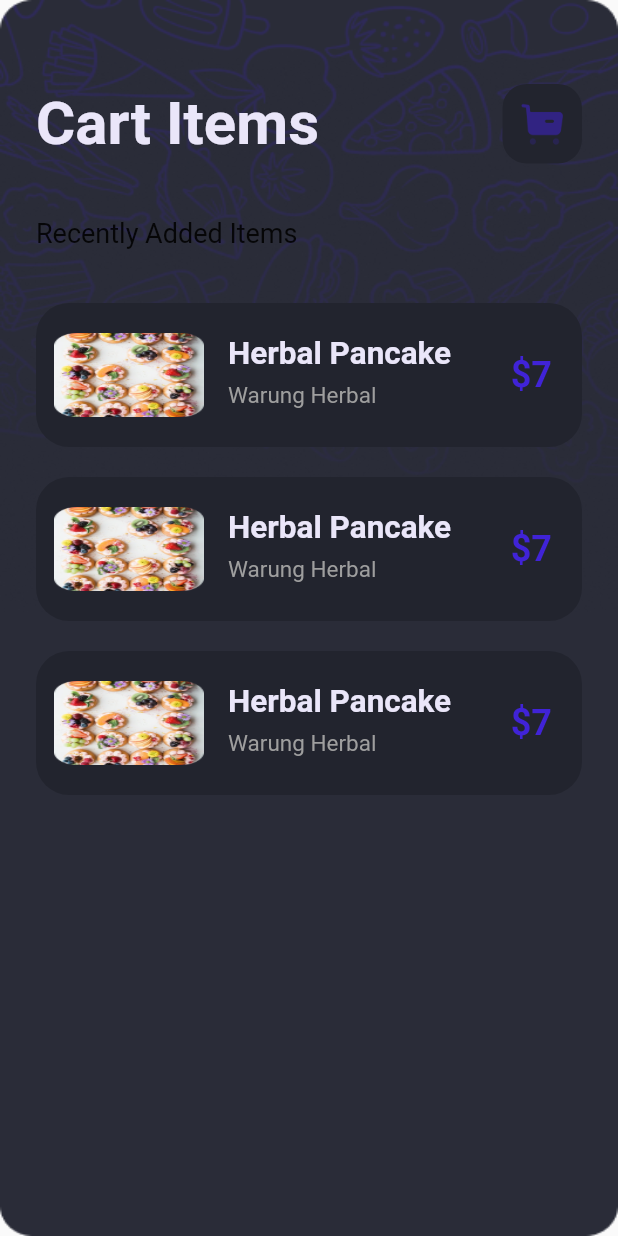
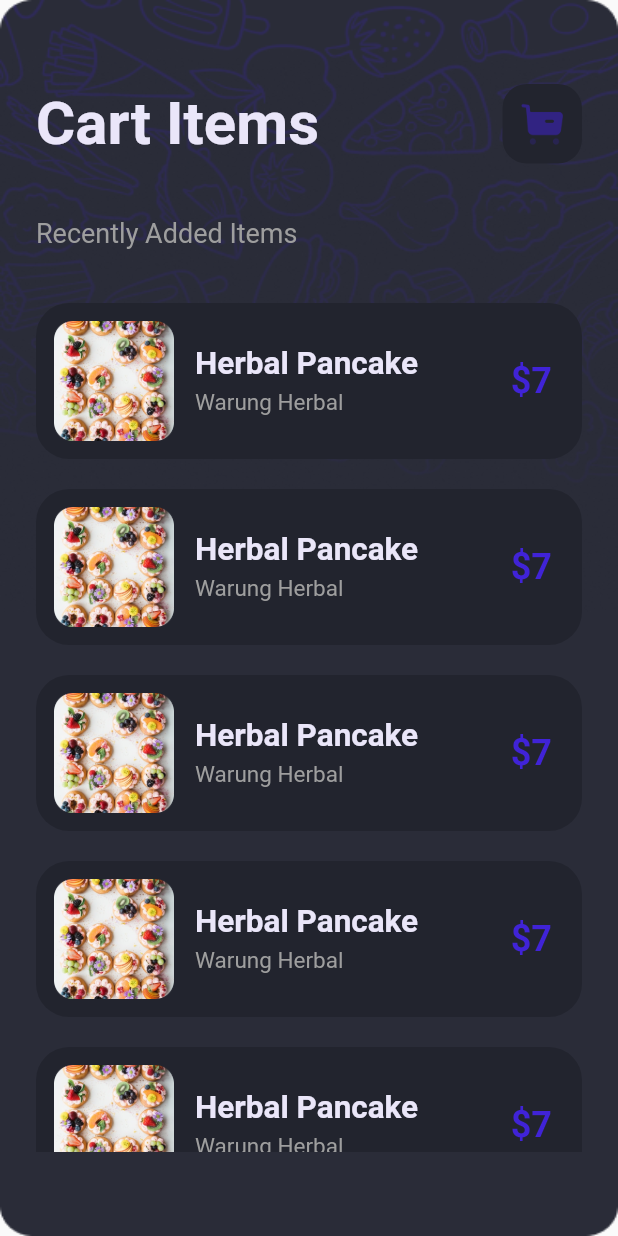
Before and after one commit to dev-ahmed-hatem/Food-Delivery, a Flutter app: the CartView screen opened directly, on a phone screen of 412 x 824 dp. Run offline on Flutter 3.47's test engine with Material 2 defaults, Android fonts, the phone set to English and light mode, and no system bars; Roboto replaces fonts that are missing (BentonSnas).

Commit message:
edited cart and added home

```diff
--- a/lib/views/cart_view.dart
+++ b/lib/views/cart_view.dart
@@ -18,17 +18,23 @@ class _CartViewState extends State<CartView> {
             image: DecorationImage(
                 image: AssetImage("assets/images/background.png"),
                 fit: BoxFit.fill)),
-        child: const Column(
+        child: Column(
           crossAxisAlignment: CrossAxisAlignment.start,
           children: [
-            CartBar(),
-            SizedBox(height: 36),
-            Text("Recently Added Items",
-                style: TextStyle(fontSize: 18, fontWeight: FontWeight.w400)),
-            SizedBox(height: 36),
-            CartItem(),
-            CartItem(),
-            CartItem(),
+            const CartBar(),
+            const SizedBox(height: 36),
+            const Text("Recently Added Items",
+                style: TextStyle(
+                    fontSize: 18,
+                    color: Colors.grey,
+                    fontWeight: FontWeight.w400)),
+            const SizedBox(height: 36),
+            Expanded(
+              child: ListView.builder(
+                  physics: const BouncingScrollPhysics(),
+                  itemCount: 13,
+                  itemBuilder: (context, index) => const CartItem()),
+            )
           ],
         ),
       ),
@@ -76,34 +82,48 @@ class CartItem extends StatelessWidget {
   Widget build(BuildContext context) {
     return Container(
         margin: const EdgeInsets.only(bottom: 20),
-      padding: const EdgeInsets.only(top: 12, bottom: 12, left: 12, right: 20),
+        padding:
+            const EdgeInsets.only(top: 12, bottom: 12, left: 12, right: 20),
         decoration: BoxDecoration(
           borderRadius: BorderRadius.circular(22),
           color: menuBarBackground,
         ),
-      child: ListTile(
-        contentPadding: EdgeInsets.zero,
-        leading: const SizedBox(
-          height: 100,
-          width: 100,
-          child: Image(
-              image: AssetImage("assets/images/Menu Photo.png"),
-              fit: BoxFit.fill),
+        child: Row(
+          children: [
+            Image.asset(
+              "assets/images/Menu Photo.png",
+              width: 80,
+              height: 80,
             ),
-        title: Container(
-          margin: const EdgeInsets.only(bottom: 6),
+            Expanded(
+                child: Padding(
+              padding:
+                  const EdgeInsets.symmetric(vertical: 6.0, horizontal: 14.0),
+              child: Column(
+                mainAxisAlignment: MainAxisAlignment.center,
+                crossAxisAlignment: CrossAxisAlignment.start,
+                children: [
+                  Container(
+                    margin: const EdgeInsets.only(bottom: 4),
                     child: const Text(
                       "Herbal Pancake",
                       style: TextStyle(
-                color: textColor, fontWeight: FontWeight.bold, fontSize: 21),
+                          color: textColor,
+                          fontWeight: FontWeight.bold,
+                          fontSize: 21),
                     ),
                   ),
-        subtitle: const Text("Warung Herbal",
-            style: TextStyle(color: Colors.grey, fontSize: 15)),
-        trailing: const Text("\$7",
+                  const Text("Warung Herbal",
+                      style: TextStyle(color: Colors.grey, fontSize: 15))
+                ],
+              ),
+            )),
+            const Text("\$7",
                 style: TextStyle(
-                color: themeColor, fontSize: 24, fontWeight: FontWeight.bold)),
-      ),
-    );
+                    color: themeColor,
+                    fontSize: 24,
+                    fontWeight: FontWeight.bold))
+          ],
+        ));
   }
 }
--- a/lib/views/consts.dart
+++ b/lib/views/consts.dart
@@ -9,6 +9,9 @@ const backgroundColor = Color(0xff2A2C38);
 const darkColor = Color(0xff222222);
 const themeColor = Color(0xff4023D7);
 
+const notification = Color(0xff4023D7);
+const itemsShadow = Color(0xff22242E);
+
 const menuBarBackground = Color(0xff22242e);
 const menuBarTextColor = Color(0xff6B50F6);
 const menuTextColor = Color(0xff6B50F6);
--- a/lib/views/custom_menu_bar.dart
+++ b/lib/views/custom_menu_bar.dart
@@ -1,5 +1,8 @@
 import 'package:flutter/material.dart';
+import 'package:iti_project/views/cart_view.dart';
 import 'consts.dart';
+
+List<Widget> pages = [const CartView()];
 
 int currentActivePage = 0;
 
@@ -18,6 +21,7 @@ class _CustomMenuBarState extends State<CustomMenuBar> {
     "assets/icons/Icon Profile.png",
     "assets/icons/Chat.png",
   ];
+
   final List<String> text = ["Home", "Cart", "Profile", "FeedBack"];
 
   void buildMenuItems() {
@@ -94,6 +98,8 @@ class CustomMenuItem extends StatelessWidget {
         onTap: () {
           currentActivePage = index;
           callback();
+          Navigator.of(context)
+              .push(MaterialPageRoute(builder: (context) => pages[index]));
         },
         child: Wrap(
           alignment: WrapAlignment.spaceEvenly,
--- a/lib/views/test.dart
+++ b/lib/views/test.dart
@@ -1,7 +1,7 @@
 import 'package:flutter/material.dart';
 import 'package:iti_project/views/cart_view.dart';
-import 'package:iti_project/views/consts.dart';
 import 'custom_menu_bar.dart';
+import 'home.dart';
 
 void main() {
   runApp(
@@ -18,8 +18,8 @@ void main() {
           child: PageView(
             children: const [
               Stack(children: [
-                CartView(),
-                Positioned(bottom: 0, left: 0, right: 0, child: CustomMenuBar())
+                HomePage(),
+                //Positioned(bottom: 0, left: 0, right: 0, child: CustomMenuBar())
               ])
             ],
           ),
```
Also changed, not shown: lib/views/chatmodel.dart (added, +96 -0 lines), lib/views/home.dart (added, +333 -0 lines). Lines whose indentation alone changed are shown as unchanged.
